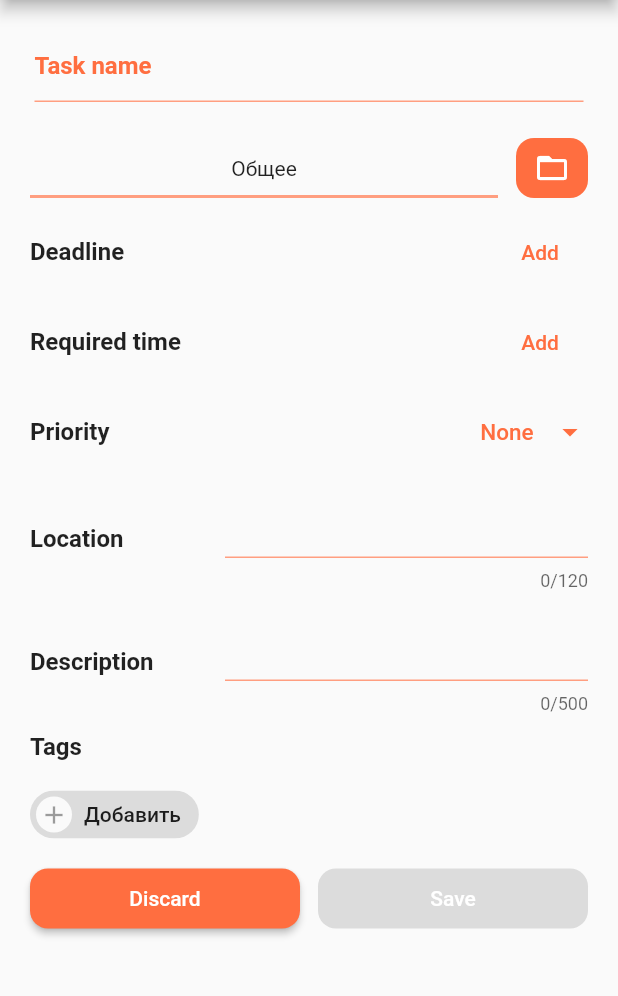
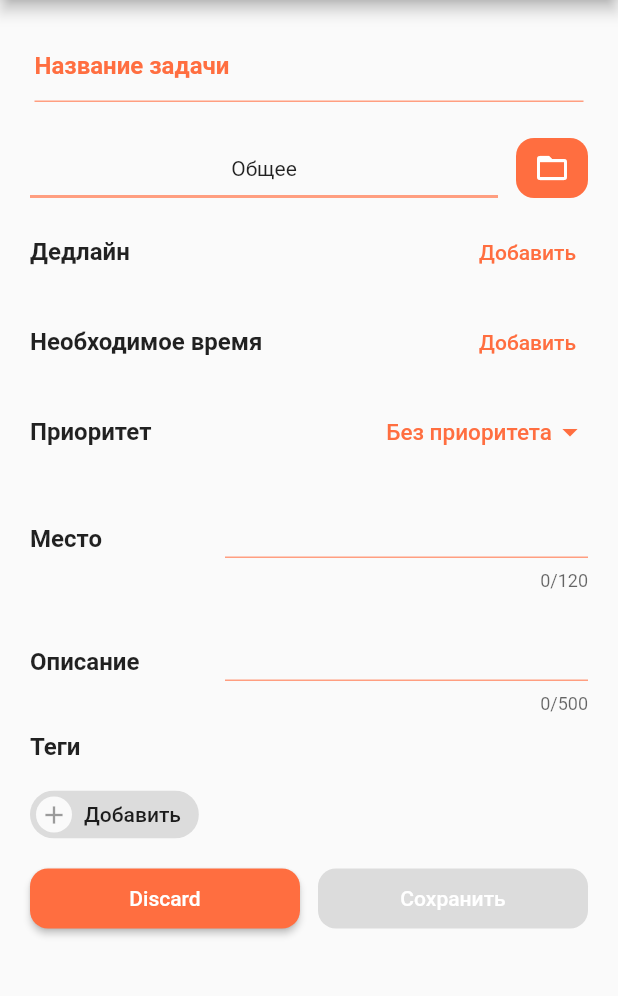
Before and after one commit to cret1x/qreoh, a Flutter app: the screen it shows once a user with an empty profile is signed in, after a tap on the "add" icon, on a phone screen of 412 x 824 dp, the part 84-1080 px from its top. Run offline on Flutter 3.47's test engine with Material 2 defaults, Android fonts, the phone set to English and light mode, and no system bars; our stand-ins replace cloud_firestore, connectivity_plus, firebase_auth, firebase_core, firebase_database, firebase_storage and 5 more; accounts and stored records are empty.

Commit message:
Russian strings added

```diff
--- a/lib/screens/tasks/tasks/create_edit_task_widget.dart
+++ b/lib/screens/tasks/tasks/create_edit_task_widget.dart
@@ -109,7 +109,7 @@ class EditCreateTaskWidgetState extends ConsumerState<EditCreateTaskWidget> {
                     enabledBorder: UnderlineInputBorder(
                         borderSide: BorderSide(
                             color: Theme.of(context).colorScheme.secondary)),
-                    hintText: "Task name",
+                    hintText: "Название задачи",
                     hintStyle: TextStyle(
                       color: Theme.of(context).colorScheme.primary,
                       fontWeight: FontWeight.bold,
@@ -168,7 +168,7 @@ class EditCreateTaskWidgetState extends ConsumerState<EditCreateTaskWidget> {
                 ],
               ),
               Row(mainAxisAlignment: MainAxisAlignment.spaceBetween, children: [
-                Text("Deadline",
+                Text("Дедлайн",
                     style: TextStyle(
                         fontSize: 16,
                         fontWeight: FontWeight.bold,
@@ -178,7 +178,7 @@ class EditCreateTaskWidgetState extends ConsumerState<EditCreateTaskWidget> {
                     TextButton(
                       child: Text(
                         _deadline == null
-                            ? "Add"
+                            ? "Добавить"
                             : _deadline
                                 .toString()
                                 .substring(0, _haveTime ? 16 : 10),
@@ -190,6 +190,8 @@ class EditCreateTaskWidgetState extends ConsumerState<EditCreateTaskWidget> {
                           firstDate: DateTime.now(),
                           lastDate:
                               DateTime.now().add(const Duration(days: 2 * 365)),
+                          confirmText: "Сохранить",
+                          cancelText: "Отменить",
                         );
                         if (_deadline == null) {
                           return;
@@ -197,7 +199,8 @@ class EditCreateTaskWidgetState extends ConsumerState<EditCreateTaskWidget> {
                         TimeOfDay? time = await showTimePicker(
                             context: context,
                             initialTime: const TimeOfDay(hour: 0, minute: 0),
-                            cancelText: "SKIP");
+                            cancelText: "Пропустить",
+                            confirmText: "Сохранить");
                         _haveTime = time != null;
                         if (time != null) {
                           _deadline = _deadline!.add(
@@ -227,7 +230,7 @@ class EditCreateTaskWidgetState extends ConsumerState<EditCreateTaskWidget> {
               Row(
                 mainAxisAlignment: MainAxisAlignment.spaceBetween,
                 children: [
-                  Text("Required time",
+                  Text("Необходимое время",
                       style: TextStyle(
                           fontSize: 16,
                           fontWeight: FontWeight.bold,
@@ -236,7 +239,7 @@ class EditCreateTaskWidgetState extends ConsumerState<EditCreateTaskWidget> {
                     Visibility(
                         visible: _timeRequired == null,
                         child: TextButton(
-                          child: const Text("Add"),
+                          child: const Text("Добавить"),
                           onPressed: () {
                             _timeRequired = Duration.zero;
                             setState(() {});
@@ -247,7 +250,7 @@ class EditCreateTaskWidgetState extends ConsumerState<EditCreateTaskWidget> {
                       child: Row(
                         children: [
                           TextButton(
-                            child: Text("${_daysRequired} days"),
+                            child: Text("${_daysRequired} д."),
                             onPressed: () {
                               showCupertinoModalPopup(
                                 context: context,
@@ -344,7 +347,7 @@ class EditCreateTaskWidgetState extends ConsumerState<EditCreateTaskWidget> {
               Row(
                 mainAxisAlignment: MainAxisAlignment.spaceBetween,
                 children: [
-                  Text("Priority",
+                  Text("Приоритет",
                       style: TextStyle(
                           fontSize: 16,
                           fontWeight: FontWeight.bold,
@@ -354,37 +357,39 @@ class EditCreateTaskWidgetState extends ConsumerState<EditCreateTaskWidget> {
                     iconEnabledColor: Theme.of(context).colorScheme.primary,
                     borderRadius: BorderRadius.circular(12),
                     value: _priority,
-                    items:
-                        List<DropdownMenuItem<Priority>>.generate(4, (index) {
+                    items: List<DropdownMenuItem<Priority>>.generate(
+                      4,
+                      (index) {
                         String text;
                         switch (Priority.values[index]) {
                           case Priority.high:
-                          text = "High";
+                            text = "Высокий";
                             break;
                           case Priority.medium:
-                          text = "Medium";
+                            text = "Средний";
                             break;
                           case Priority.low:
-                          text = "Low";
+                            text = "Низкий";
                             break;
                           case Priority.none:
-                          text = "None";
+                            text = "Без приоритета";
                             break;
                         }
                         return DropdownMenuItem(
                           value: Priority.values[index],
                           child: Container(
-                              alignment: Alignment.center,
-                              width: 60,
+                            alignment: Alignment.centerLeft,
                             child: Text(
                               text,
                               style: TextStyle(
-                                    color:
-                                        Theme.of(context).colorScheme.primary,
+                                  color: Theme.of(context).colorScheme.primary,
                                   fontSize: 15,
                                   fontWeight: FontWeight.w500),
-                              )));
-                    }),
+                            ),
+                          ),
+                        );
+                      },
+                    ),
                     onChanged: (Priority? value) {
                       _priority = value!;
                       setState(() {});
@@ -397,7 +402,7 @@ class EditCreateTaskWidgetState extends ConsumerState<EditCreateTaskWidget> {
                 children: [
                   SizedBox(
                     width: 120,
-                    child: Text("Location",
+                    child: Text("Место",
                         style: TextStyle(
                             fontSize: 16,
                             fontWeight: FontWeight.bold,
@@ -432,7 +437,7 @@ class EditCreateTaskWidgetState extends ConsumerState<EditCreateTaskWidget> {
                 children: [
                   SizedBox(
                     width: 120,
-                    child: Text("Description",
+                    child: Text("Описание",
                         style: TextStyle(
                             fontSize: 16,
                             fontWeight: FontWeight.bold,
@@ -464,7 +469,7 @@ class EditCreateTaskWidgetState extends ConsumerState<EditCreateTaskWidget> {
               ),
               Align(
                 alignment: Alignment.centerLeft,
-                child: Text("Tags",
+                child: Text("Теги",
                     style: TextStyle(
                         fontSize: 16,
                         fontWeight: FontWeight.bold,
@@ -556,18 +561,18 @@ class EditCreateTaskWidgetState extends ConsumerState<EditCreateTaskWidget> {
                                 builder: (BuildContext context) {
                                   return AlertDialog(
                                     content: const Text(
-                                        "Are you sure you want to discard all changes?"),
+                                        "Вы уверены, что хотите сбросить все изменения?"),
                                     actions: [
                                       TextButton(
                                           onPressed: () {
                                             Navigator.pop(context, true);
                                           },
-                                          child: const Text("YES")),
+                                          child: const Text("Да")),
                                       TextButton(
                                           onPressed: () {
                                             Navigator.pop(context, false);
                                           },
-                                          child: const Text("NO")),
+                                          child: const Text("Нет")),
                                     ],
                                   );
                                 });
@@ -586,7 +591,9 @@ class EditCreateTaskWidgetState extends ConsumerState<EditCreateTaskWidget> {
                             shape: RoundedRectangleBorder(
                           borderRadius: BorderRadiusDirectional.circular(12),
                         )),
-                          onPressed: _textEditingController.text.isEmpty ? null : () {
+                        onPressed: _textEditingController.text.isEmpty
+                            ? null
+                            : () {
                                 if (widget._task == null) {
                                   final newTask = Task(
                                       id: widget.uuid.v1(),
@@ -619,19 +626,21 @@ class EditCreateTaskWidgetState extends ConsumerState<EditCreateTaskWidget> {
                                       place: _location);
                                   ref
                                       .read(taskListStateProvider.notifier)
-                                  .updateTask(widget._folder, widget._task!);
+                                      .updateTask(
+                                          widget._folder, widget._task!);
                                 }
                                 ref.read(tasksListRebuildProvider).notify();
                                 Navigator.pop(
                                     context, widget._task == null ? 1 : 0);
                               },
                         child: const Text(
-                            "Save",
+                          "Сохранить",
                           style: TextStyle(
                             color: Colors.white,
                           ),
                         ),
-                        ),),
+                      ),
+                    ),
                   ),
                 ],
               ),
@@ -649,7 +658,7 @@ class EditCreateTaskWidgetState extends ConsumerState<EditCreateTaskWidget> {
                           ),
                           child: TextButton(
                             child: const Text(
-                              "Delete",
+                              "Удалить",
                               style: TextStyle(
                                 color: Colors.white,
                               ),
@@ -659,19 +668,19 @@ class EditCreateTaskWidgetState extends ConsumerState<EditCreateTaskWidget> {
                                 context: context,
                                 builder: (BuildContext context) => AlertDialog(
                                   content: const Text(
-                                      "Are you sure you want to delete task?\n"
-                                      "You will not be able to restore it."),
+                                      "Вы уверены, что хотите удалить задачу?\n"
+                                      "После удаления восстановление будет невозможным."),
                                   actions: [
                                     TextButton(
                                         onPressed: () {
                                           Navigator.pop(context, true);
                                         },
-                                        child: const Text("YES")),
+                                        child: const Text("Да")),
                                     TextButton(
                                         onPressed: () {
                                           Navigator.pop(context, false);
                                         },
-                                        child: const Text("NO")),
+                                        child: const Text("Нет")),
                                   ],
                                 ),
                               );
```
Lines whose indentation alone changed are shown as unchanged.
